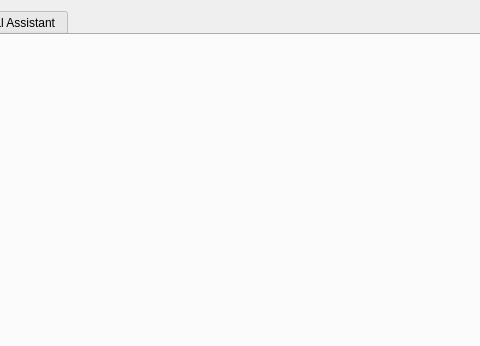
Before: the Qt Designer form UI/MainWindow.ui in ashwinpilgaonkar/Flick, drawn with Qt 5; both pictures show x 121 to 601 and y 0 to 346 of the 842 by 603 pixel window.
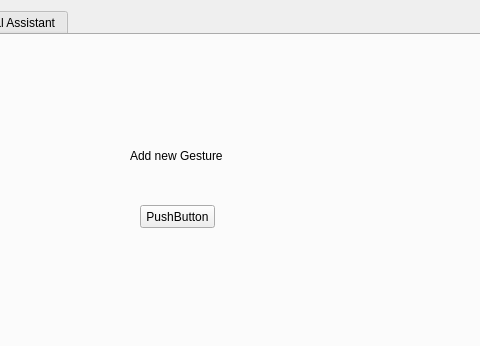
After: the same form once the commit is applied. The open tabs and pages were chosen to show the change.

Patch:
```diff
--- a/UI/MainWindow.ui
+++ b/UI/MainWindow.ui
@@ -33,6 +33,32 @@
        <attribute name="title">
         <string>Controls</string>
        </attribute>
+       <widget class="QLabel" name="label">
+        <property name="geometry">
+         <rect>
+          <x>240</x>
+          <y>110</y>
+          <width>221</width>
+          <height>21</height>
+         </rect>
+        </property>
+        <property name="text">
+         <string>Add new Gesture</string>
+        </property>
+       </widget>
+       <widget class="QPushButton" name="pushButton">
+        <property name="geometry">
+         <rect>
+          <x>250</x>
+          <y>170</y>
+          <width>75</width>
+          <height>23</height>
+         </rect>
+        </property>
+        <property name="text">
+         <string>PushButton</string>
+        </property>
+       </widget>
       </widget>
       <widget class="QWidget" name="TabVA">
        <attribute name="title">
```
Left out of the diff: 2 changed lines with no effect on the pictures.
